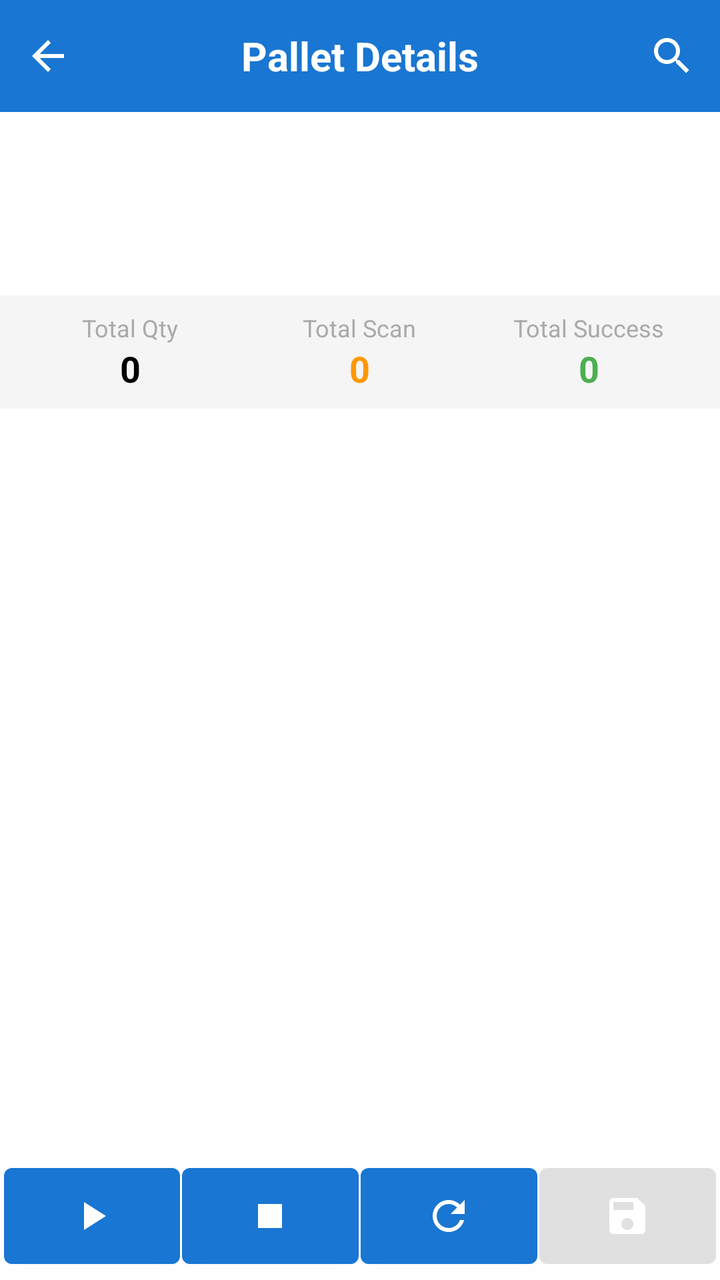
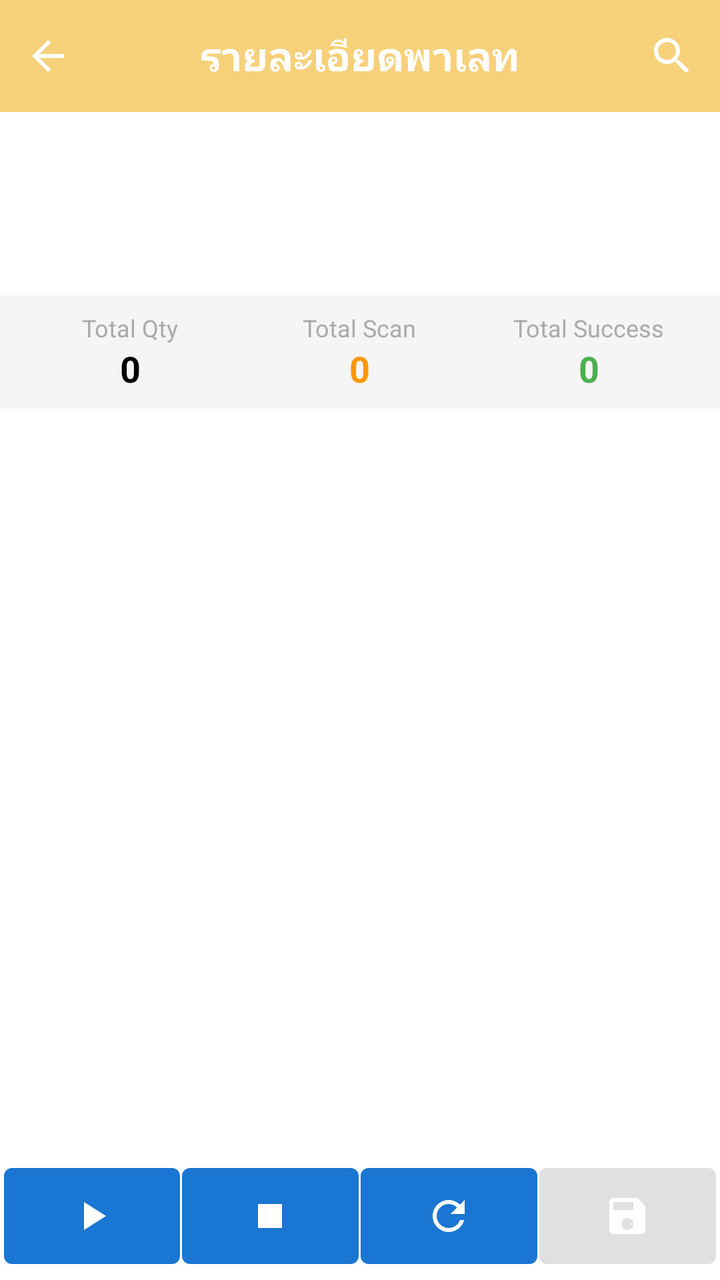

Screens rendered from an Android XML layout before and after an edit, with the pre-edit source and the edit as a unified diff.
<!-- AndroidManifest.xml: application theme AppTheme -->
<!-- res/layout/fragment_pallet_child.xml -->
<?xml version="1.0" encoding="utf-8"?>
<LinearLayout xmlns:android="http://schemas.android.com/apk/res/android"
    android:layout_width="match_parent"
    android:layout_height="match_parent"
    xmlns:app="http://schemas.android.com/apk/res-auto"
    android:orientation="vertical">


    <com.google.android.material.appbar.AppBarLayout
        android:id="@+id/appBarLayout"
        android:layout_width="match_parent"
        android:layout_height="wrap_content">

        <androidx.appcompat.widget.Toolbar
            android:id="@+id/toolbar"
            android:layout_width="match_parent"
            android:layout_height="?attr/actionBarSize"
            android:background="?attr/colorPrimary"
            app:contentInsetLeft="0dp"
            app:contentInsetStart="0dp"
            app:popupTheme="@style/ThemeOverlay.AppCompat.Light"
            app:theme="@style/ThemeOverlay.AppCompat.Dark.ActionBar">

            <FrameLayout
                android:layout_width="match_parent"
                android:layout_height="match_parent">

                <ImageView
                    android:id="@+id/ivBack"
                    android:layout_width="48dp"
                    android:layout_height="match_parent"
                    android:layout_gravity="start"
                    android:background="?attr/selectableItemBackgroundBorderless"
                    android:padding="12dp"
                    android:src="@drawable/ic_arrow_back"
                    app:tint="@android:color/white"/>

                <TextView
                    android:id="@+id/toolbar_title"
                    android:layout_width="wrap_content"
                    android:layout_height="wrap_content"
                    android:layout_gravity="center"
                    android:text="Pallet Details"
                    android:textColor="@android:color/white"
                    android:textSize="20sp"
                    android:textStyle="bold"/>


                
                <FrameLayout
                    android:id="@+id/notificationContainer"
                    android:layout_width="48dp"
                    android:layout_height="match_parent"
                    android:layout_gravity="end"
                    android:layout_marginEnd="48dp">

                    <ImageView
                        android:id="@+id/ivNotification"
                        android:layout_width="match_parent"
                        android:layout_height="match_parent"
                        android:background="?attr/selectableItemBackgroundBorderless"
                        android:padding="12dp"
                        android:src="@drawable/ic_notifications"
                        app:tint="@android:color/white"
                        android:visibility="gone"/>

                    <TextView
                        android:id="@+id/tvNotificationCount"
                        android:layout_width="20dp"
                        android:layout_height="20dp"
                        android:layout_gravity="top|end"
                        android:layout_marginTop="8dp"
                        android:layout_marginEnd="8dp"
                        android:background="@drawable/notification_badge_background"
                        android:gravity="center"
                        android:text="0"
                        android:textColor="@android:color/white"
                        android:textSize="12sp"
                        android:visibility="gone"/>
                </FrameLayout>

                <androidx.appcompat.widget.SearchView
                    android:id="@+id/searchView"
                    android:layout_width="wrap_content"
                    android:layout_height="match_parent"
                    android:layout_gravity="end"
                    app:iconifiedByDefault="true"
                    app:queryHint="Search item..."
                    android:theme="@style/SearchViewStyle"/>

            </FrameLayout>

        </androidx.appcompat.widget.Toolbar>

    </com.google.android.material.appbar.AppBarLayout>

    <LinearLayout
        android:layout_width="match_parent"
        android:layout_height="wrap_content"
        android:orientation="vertical"
        android:padding="6dp"
        android:background="@android:color/white">

        <TextView
            android:id="@+id/tvOrderNo"
            android:layout_width="match_parent"
            android:layout_height="wrap_content"
            android:textSize="18sp"
            android:textStyle="bold"
            android:layout_marginBottom="8dp"/>

        <TextView
            android:id="@+id/tvCustomer"
            android:layout_width="match_parent"
            android:layout_height="wrap_content"
            android:textSize="16sp"
            android:layout_marginBottom="4dp"/>

        <TextView
            android:id="@+id/tvOrderDate"
            android:layout_width="match_parent"
            android:layout_height="wrap_content"
            android:textSize="16sp"/>

    </LinearLayout>

    
    <LinearLayout
        android:layout_width="match_parent"
        android:layout_height="wrap_content"
        android:orientation="horizontal"
        android:padding="8dp"
        android:background="#F5F5F5">

        <LinearLayout
            android:layout_width="0dp"
            android:layout_height="wrap_content"
            android:layout_weight="1"
            android:orientation="vertical"
            android:gravity="center">

            <TextView
                android:layout_width="wrap_content"
                android:layout_height="wrap_content"
                android:text="Total Qty"
                android:textSize="12sp"
                android:textColor="@android:color/darker_gray"/>

            <TextView
                android:id="@+id/tvTotalQty"
                android:layout_width="wrap_content"
                android:layout_height="wrap_content"
                android:text="0"
                android:textSize="18sp"
                android:textStyle="bold"
                android:textColor="@android:color/black"/>
        </LinearLayout>

        <LinearLayout
            android:layout_width="0dp"
            android:layout_height="wrap_content"
            android:layout_weight="1"
            android:orientation="vertical"
            android:gravity="center">

            <TextView
                android:layout_width="wrap_content"
                android:layout_height="wrap_content"
                android:text="Total Scan"
                android:textSize="12sp"
                android:textColor="@android:color/darker_gray"/>

            <TextView
                android:id="@+id/tvTotalScan"
                android:layout_width="wrap_content"
                android:layout_height="wrap_content"
                android:text="0"
                android:textSize="18sp"
                android:textStyle="bold"
                android:textColor="#FF9800"/>
        </LinearLayout>

        <LinearLayout
            android:layout_width="0dp"
            android:layout_height="wrap_content"
            android:layout_weight="1"
            android:orientation="vertical"
            android:gravity="center">

            <TextView
                android:layout_width="wrap_content"
                android:layout_height="wrap_content"
                android:text="Total Success"
                android:textSize="12sp"
                android:textColor="@android:color/darker_gray"/>

            <TextView
                android:id="@+id/tvTotalSuccess"
                android:layout_width="wrap_content"
                android:layout_height="wrap_content"
                android:text="0"
                android:textSize="18sp"
                android:textStyle="bold"
                android:textColor="#4CAF50"/>
        </LinearLayout>
    </LinearLayout>


    <LinearLayout
        android:id="@+id/view_readtag"
        android:layout_width="0dp"
        android:layout_height="0dp"
        android:visibility="invisible">
        <TextView
            android:id="@+id/tv_count"
            android:layout_width="0dp"
            android:layout_height="0dp"
            android:visibility="invisible"></TextView>
        <TextView
            android:id="@+id/tv_time"
            android:layout_width="0dp"
            android:layout_height="0dp"
            android:visibility="invisible"></TextView>
        <TextView
            android:id="@+id/tv_total"
            android:layout_width="0dp"
            android:layout_height="0dp"
            android:visibility="invisible"></TextView>
        <EditText
            android:id="@+id/etTime"
            android:layout_weight="1"
            android:layout_width="0dp"
            android:layout_height="0dp"
            android:hint="99999999"
            android:inputType="numberDecimal"
            android:maxLength="10"
            android:singleLine="true"
            android:visibility="invisible" />
    </LinearLayout>

    <FrameLayout
        android:layout_width="match_parent"
        android:layout_height="0dp"
        android:layout_weight="1">

        <ListView
            android:id="@+id/listView"
            android:layout_width="match_parent"
            android:layout_height="match_parent"
            android:divider="@android:color/darker_gray"
            android:dividerHeight="1dp"
            android:padding="8dp"/>

        <LinearLayout
            android:id="@+id/emptyView"
            android:layout_width="match_parent"
            android:layout_height="match_parent"
            android:gravity="center"
            android:orientation="vertical"
            android:visibility="gone">

            <ImageView
                android:layout_width="64dp"
                android:layout_height="64dp"
                android:src="@drawable/ic_empty_box"
                android:alpha="0.5"/>

            <TextView
                android:layout_width="wrap_content"
                android:layout_height="wrap_content"
                android:layout_marginTop="16dp"
                android:text="No items found"
                android:textSize="16sp"/>
        </LinearLayout>

        <ProgressBar
            android:id="@+id/progressBar"
            android:layout_width="wrap_content"
            android:layout_height="wrap_content"
            android:layout_gravity="center"
            android:visibility="gone"/>

    </FrameLayout>

    <LinearLayout
        android:id="@+id/viewAction"
        android:layout_width="match_parent"
        android:layout_height="wrap_content"
        android:orientation="horizontal"
        android:padding="2dp">

        <Button
            android:id="@+id/btnScanRFID"
            android:layout_width="wrap_content"
            android:layout_height="match_parent"
            android:layout_weight="1"
            android:layout_marginEnd="1dp"
            android:drawableTop="@drawable/ic_play"
            android:paddingTop="12dp"
            android:paddingBottom="0dp"
            android:textSize="0sp"/>

        <Button
            android:id="@+id/btnStop"
            android:layout_width="wrap_content"
            android:layout_height="wrap_content"
            android:layout_weight="1"
            android:layout_marginEnd="1dp"
            android:drawableTop="@drawable/ic_stop"
            android:paddingTop="12dp"
            android:paddingBottom="3dp"
            android:textSize="0sp"/>

        <Button
            android:id="@+id/btnClear"
            android:layout_width="wrap_content"
            android:layout_height="wrap_content"
            android:layout_weight="1"
            android:layout_marginEnd="1dp"
            android:drawableTop="@drawable/ic_refresh"
            android:paddingTop="12dp"
            android:paddingBottom="3dp"
            android:textSize="0sp"/>

        <Button
            android:id="@+id/btnConfirm"
            android:layout_width="wrap_content"
            android:layout_height="wrap_content"
            android:layout_weight="1"
            android:enabled="false"
            android:drawableTop="@drawable/ic_save"
            android:paddingTop="12dp"
            android:paddingBottom="3dp"
            android:textSize="0sp"/>
    </LinearLayout>









































</LinearLayout>
<!-- resources referenced by this layout -->
<resources>
  <!-- drawable ic_arrow_back (drawable) -->
  <?xml version="1.0" encoding="utf-8"?>
  <vector xmlns:android="http://schemas.android.com/apk/res/android"
      android:width="24dp"
      android:height="24dp"
      android:viewportWidth="24"
      android:viewportHeight="24">
      <path
          android:fillColor="#FFFFFF"
          android:pathData="M20,11H7.83l5.59,-5.59L12,4l-8,8 8,8 1.41,-1.41L7.83,13H20v-2z"/>
  </vector>
  <!-- drawable ic_empty_box: png bitmap (drawable, 5607 bytes) -->
  <!-- drawable ic_notifications: png bitmap (drawable, 959 bytes) -->
  <!-- drawable ic_play (drawable) -->
  <?xml version="1.0" encoding="utf-8"?>
  <vector xmlns:android="http://schemas.android.com/apk/res/android"
      android:width="24dp"
      android:height="24dp"
      android:viewportWidth="24"
      android:viewportHeight="24">
      <path
          android:fillColor="#FFFFFF"
          android:pathData="M8,5v14l11,-7z"/>
  </vector>
  <!-- drawable ic_refresh (drawable) -->
  <?xml version="1.0" encoding="utf-8"?>
  <vector xmlns:android="http://schemas.android.com/apk/res/android"
      android:width="24dp"
      android:height="24dp"
      android:viewportWidth="24"
      android:viewportHeight="24">
      <path
          android:fillColor="#FFFFFF"
          android:pathData="M17.65,6.35C16.2,4.9 14.21,4 12,4c-4.42,0 -7.99,3.58 -7.99,8s3.57,8 7.99,8c3.73,0 6.84,-2.55 7.73,-6h-2.08c-0.82,2.33 -3.04,4 -5.65,4 -3.31,0 -6,-2.69 -6,-6s2.69,-6 6,-6c1.66,0 3.14,0.69 4.22,1.78L13,11h7V4l-2.35,2.35z"/>
  </vector>
  <!-- drawable ic_save (drawable) -->
  <?xml version="1.0" encoding="utf-8"?>
  <vector xmlns:android="http://schemas.android.com/apk/res/android"
      android:width="24dp"
      android:height="24dp"
      android:viewportWidth="24"
      android:viewportHeight="24">
      <path
          android:fillColor="#FFFFFF"
          android:pathData="M17,3L5,3c-1.11,0 -2,0.9 -2,2v14c0,1.1 0.89,2 2,2h14c1.1,0 2,-0.9 2,-2L21,7l-4,-4zM12,19c-1.66,0 -3,-1.34 -3,-3s1.34,-3 3,-3 3,1.34 3,3 -1.34,3 -3,3zM15,9L5,9L5,5h10v4z"/>
  </vector>
  <!-- drawable ic_stop (drawable) -->
  <?xml version="1.0" encoding="utf-8"?>
  <vector xmlns:android="http://schemas.android.com/apk/res/android"
      android:width="24dp"
      android:height="24dp"
      android:viewportWidth="24"
      android:viewportHeight="24">
      <path
          android:fillColor="#FFFFFF"
          android:pathData="M6,6h12v12H6z"/>
  </vector>
  <!-- drawable notification_badge_background (drawable) -->
  <?xml version="1.0" encoding="utf-8"?>
  <shape xmlns:android="http://schemas.android.com/apk/res/android"
      android:shape="oval">
      <solid android:color="#F44336" /> 
  </shape>
  <style name="SearchViewStyle" parent="Widget.AppCompat.SearchView">
          
          <item name="android:background">@android:color/transparent</item>
          
          <item name="android:textColor">@android:color/white</item>
          
          <item name="android:textColorHint">@android:color/white</item>
          
          <item name="android:tint">@android:color/white</item>
      </style>
  <style name="AppTheme" parent="Theme.MaterialComponents.Light.DarkActionBar">
          <item name="colorPrimary">@color/colorPrimary</item>
          <item name="colorPrimaryDark">@color/colorPrimaryDark</item>
          <item name="colorAccent">@color/colorAccent</item>
      </style>
  <color name="colorPrimary">#1976D2</color>
  <color name="colorPrimaryDark">#1565C0</color>
  <color name="colorAccent">#FFC107</color>
</resources>

<!-- the commit's change to res/layout/fragment_pallet_child.xml (unified diff, before → after) -->
@@ -15,7 +15,7 @@
             android:id="@+id/toolbar"
             android:layout_width="match_parent"
             android:layout_height="?attr/actionBarSize"
-            android:background="?attr/colorPrimary"
+            android:background="@color/pastel3"
             app:contentInsetLeft="0dp"
             app:contentInsetStart="0dp"
             app:popupTheme="@style/ThemeOverlay.AppCompat.Light"
@@ -40,7 +40,7 @@
                     android:layout_width="wrap_content"
                     android:layout_height="wrap_content"
                     android:layout_gravity="center"
-                    android:text="Pallet Details"
+                    android:text="รายละเอียดพาเลท"
                     android:textColor="@android:color/white"
                     android:textSize="20sp"
                     android:textStyle="bold"/>
<!-- resource entries referenced after the edit -->
@@ -1,5 +1,6 @@
 <!-- resources referenced by this layout -->
 <resources>
+  <color name="pastel3">#F7D07A</color>
   <!-- drawable ic_arrow_back (drawable) -->
   <?xml version="1.0" encoding="utf-8"?>
   <vector xmlns:android="http://schemas.android.com/apk/res/android"
